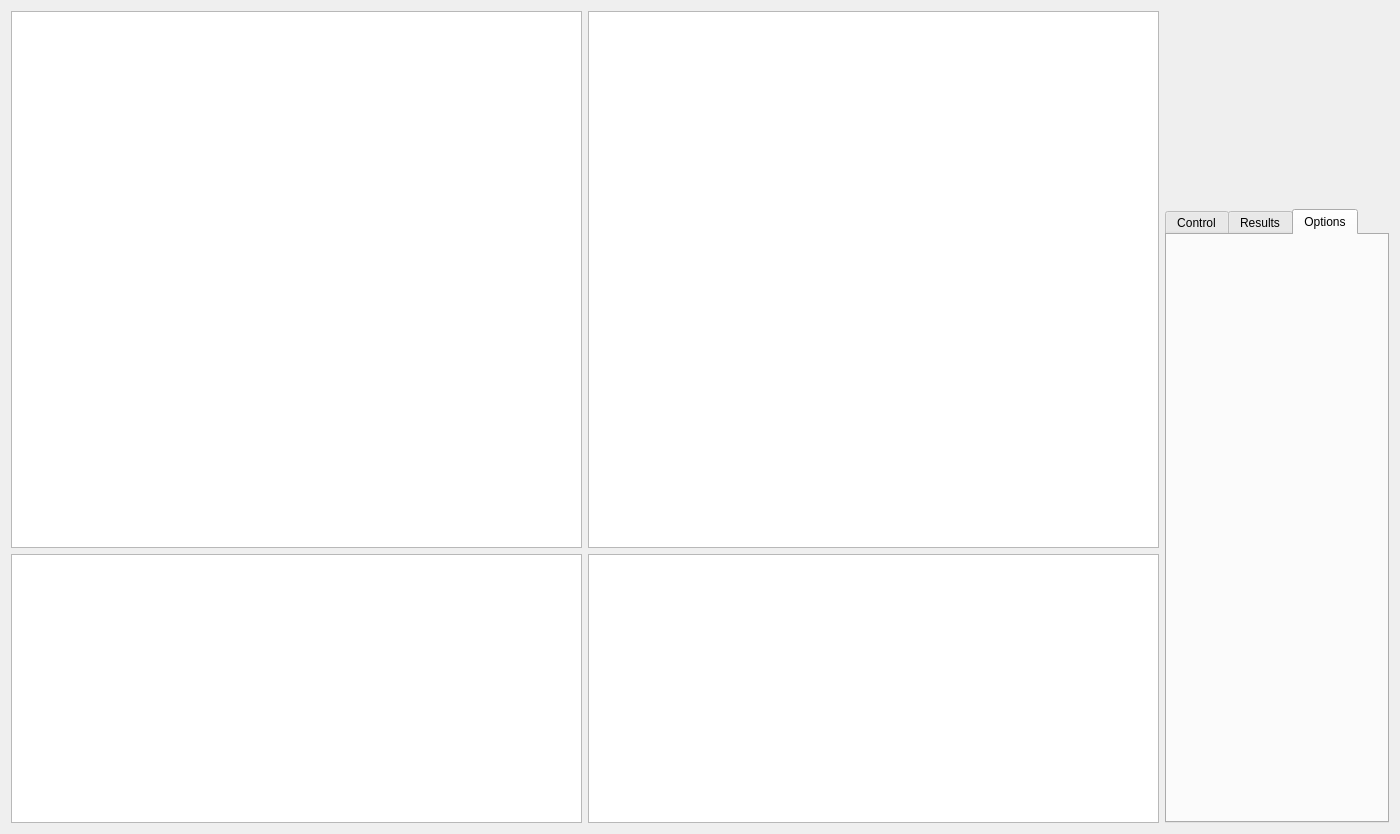
Old version of the form TDCT_correlation.ui in the repository coraxx/3DCT.
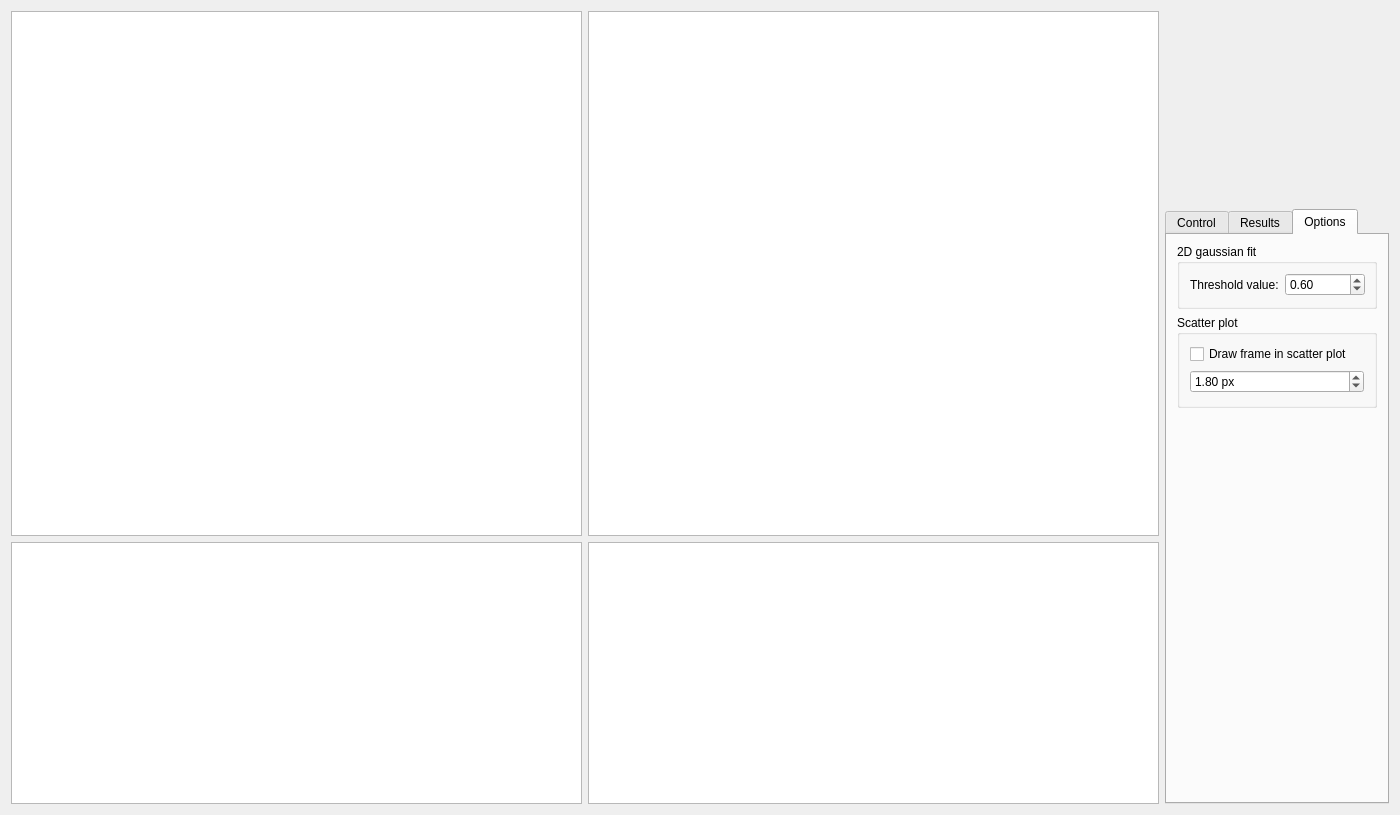
New version of the form. The open tabs and pages were chosen to show the change. Custom widgets are drawn as their Qt base class.

```diff
--- a/TDCT_correlation.ui
+++ b/TDCT_correlation.ui
@@ -7,7 +7,7 @@
     <x>0</x>
     <y>0</y>
     <width>1400</width>
-    <height>834</height>
+    <height>815</height>
    </rect>
   </property>
   <property name="windowTitle">
@@ -878,6 +878,136 @@
         <attribute name="title">
          <string>Options</string>
         </attribute>
+        <layout class="QVBoxLayout" name="verticalLayout_10">
+         <property name="leftMargin">
+          <number>10</number>
+         </property>
+         <property name="rightMargin">
+          <number>10</number>
+         </property>
+         <item>
+          <widget class="QGroupBox" name="groupBox_2">
+           <property name="title">
+            <string>2D gaussian fit</string>
+           </property>
+           <layout class="QVBoxLayout" name="verticalLayout_11">
+            <property name="leftMargin">
+             <number>10</number>
+            </property>
+            <property name="bottomMargin">
+             <number>10</number>
+            </property>
+            <item>
+             <layout class="QHBoxLayout" name="horizontalLayout_9">
+              <item>
+               <widget class="QLabel" name="label_20">
+                <property name="toolTip">
+                 <string>The cutoff is calculated as image.max - (image.max - image.min)*threshold
+with threshold between 0.1 and 0.9</string>
+                </property>
+                <property name="text">
+                 <string>Threshold value:</string>
+                </property>
+               </widget>
+              </item>
+              <item>
+               <widget class="QDoubleSpinBox" name="doubleSpinBox_treshVal">
+                <property name="maximumSize">
+                 <size>
+                  <width>80</width>
+                  <height>16777215</height>
+                 </size>
+                </property>
+                <property name="toolTip">
+                 <string>The cutoff is calculated as image.max - (image.max - image.min)*threshold
+with threshold between 0.1 and 0.9</string>
+                </property>
+                <property name="whatsThis">
+                 <string/>
+                </property>
+                <property name="decimals">
+                 <number>2</number>
+                </property>
+                <property name="minimum">
+                 <double>0.100000000000000</double>
+                </property>
+                <property name="maximum">
+                 <double>1.000000000000000</double>
+                </property>
+                <property name="singleStep">
+                 <double>0.050000000000000</double>
+                </property>
+                <property name="value">
+                 <double>0.600000000000000</double>
+                </property>
+               </widget>
+              </item>
+             </layout>
+            </item>
+           </layout>
+          </widget>
+         </item>
+         <item>
+          <widget class="QGroupBox" name="groupBox">
+           <property name="title">
+            <string>Scatter plot</string>
+           </property>
+           <layout class="QVBoxLayout" name="verticalLayout_9">
+            <property name="leftMargin">
+             <number>10</number>
+            </property>
+            <property name="rightMargin">
+             <number>10</number>
+            </property>
+            <property name="bottomMargin">
+             <number>12</number>
+            </property>
+            <item>
+             <widget class="QCheckBox" name="checkBox_scatterPlotFrame">
+              <property name="text">
+               <string>Draw frame in scatter plot</string>
+              </property>
+             </widget>
+            </item>
+            <item>
+             <widget class="QDoubleSpinBox" name="doubleSpinBox_scatterPlotFrameSize">
+              <property name="toolTip">
+               <string/>
+              </property>
+              <property name="prefix">
+               <string/>
+              </property>
+              <property name="suffix">
+               <string> px</string>
+              </property>
+              <property name="maximum">
+               <double>50.000000000000000</double>
+              </property>
+              <property name="singleStep">
+               <double>0.050000000000000</double>
+              </property>
+              <property name="value">
+               <double>1.800000000000000</double>
+              </property>
+             </widget>
+            </item>
+           </layout>
+          </widget>
+         </item>
+         <item>
+          <spacer name="verticalSpacer_2">
+           <property name="orientation">
+            <enum>Qt::Vertical</enum>
+           </property>
+           <property name="sizeHint" stdset="0">
+            <size>
+             <width>20</width>
+             <height>40</height>
+            </size>
+           </property>
+          </spacer>
+         </item>
+        </layout>
        </widget>
       </widget>
      </item>
```
Left out of the diff: 19 changed lines with no effect on the pictures.
